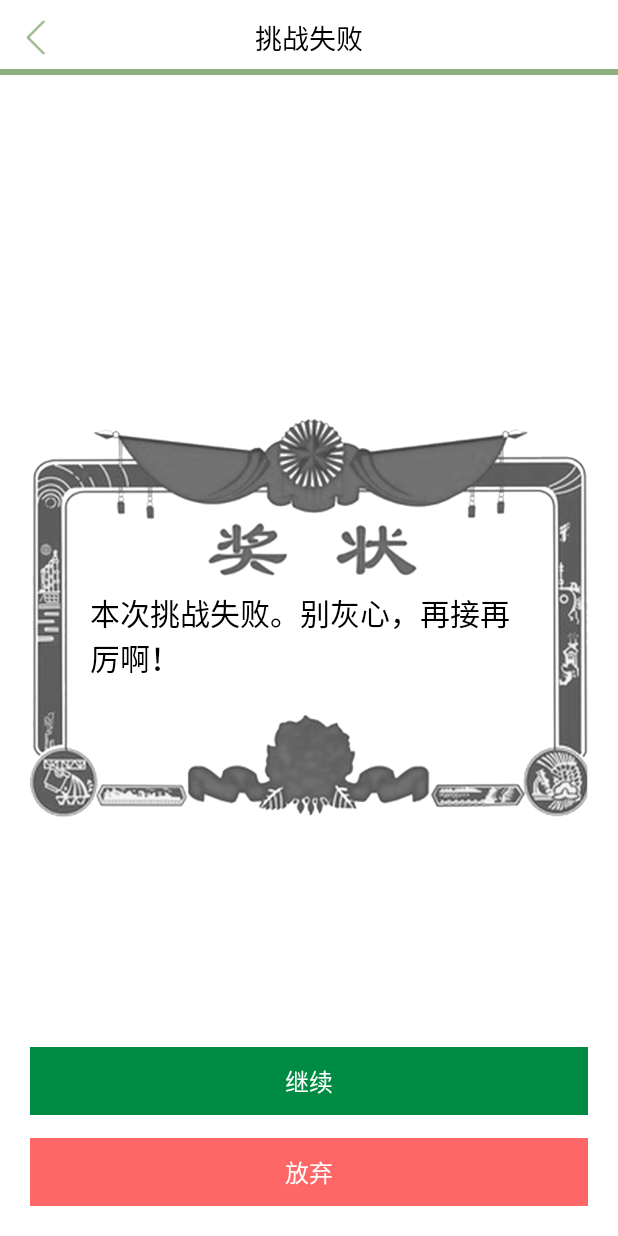
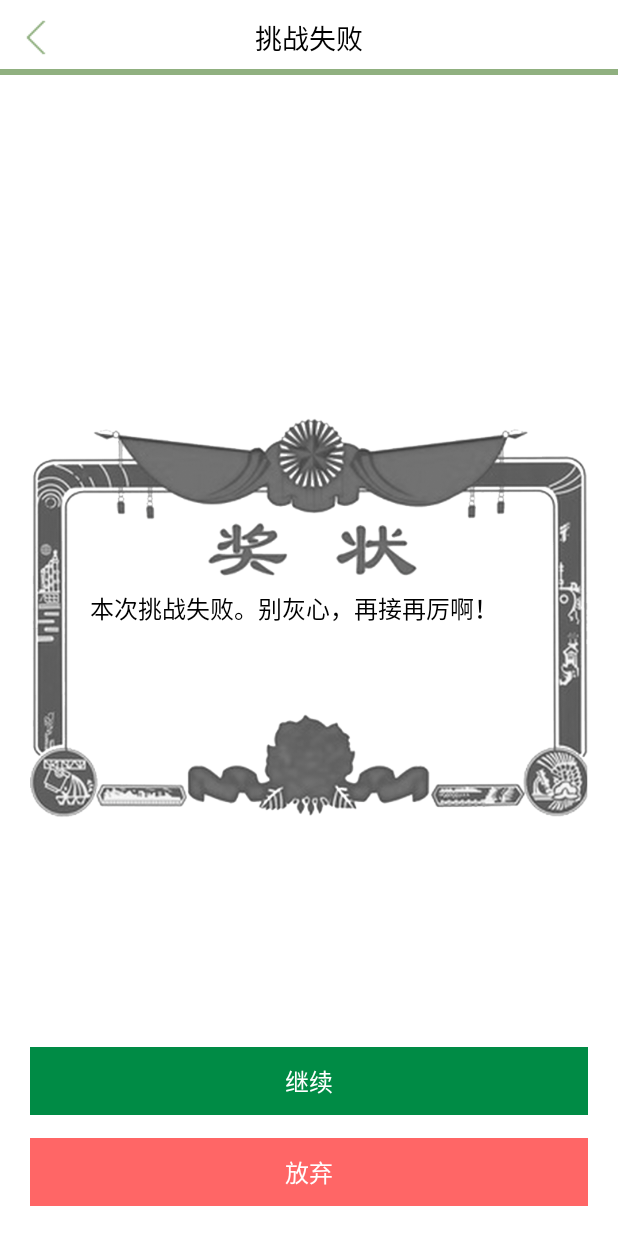
Before and after one commit to o0starshine0o/ReciteWithGame, an Android app: the ResultLoseActivity screen opened directly, with no data from a screen before it, on a phone screen of 412 x 824 dp. Run offline under Robolectric (Android 15) with nearby library versions, the phone set to English and light mode, and no system bars.

Commit message:
修改背景图，修改成功界面&失败界面字体大小

```diff
--- a/app/src/main/res/layout/activity_result_lose.xml
+++ b/app/src/main/res/layout/activity_result_lose.xml
@@ -27,9 +27,9 @@
             android:layout_marginLeft="60dp"
             android:layout_marginRight="60dp"
             android:layout_marginTop="150dp"
-            android:text="@string/win_tip"
+            android:text="@string/lose_tip"
             android:id="@+id/tv_win_tip"
-            android:textSize="@dimen/ts_bigger"
+            android:textSize="@dimen/ts_normal"
             android:textColor="@color/black" />
 
     </RelativeLayout>
--- a/app/src/main/res/layout/activity_result_win.xml
+++ b/app/src/main/res/layout/activity_result_win.xml
@@ -28,7 +28,7 @@
             android:layout_marginTop="150dp"
             android:text="@string/win_tip"
             android:id="@+id/tv_win_tip"
-            android:textSize="@dimen/ts_bigger"
+            android:textSize="@dimen/ts_normal"
             android:textColor="@color/black" />
 
     </RelativeLayout>
```
Also changed, not shown: app/src/main/res/drawable-mdpi/bg_game_sys_1.png, app/src/main/res/drawable-mdpi/bg_game_sys_10.png, app/src/main/res/drawable-mdpi/bg_game_sys_11.png, app/src/main/res/drawable-mdpi/bg_game_sys_12.png, app/src/main/res/drawable-mdpi/bg_game_sys_2.png, app/src/main/res/drawable-mdpi/bg_game_sys_3.png, app/src/main/res/drawable-mdpi/bg_game_sys_4.png, app/src/main/res/drawable-mdpi/bg_game_sys_5.png, app/src/main/res/drawable-mdpi/bg_game_sys_6.png, app/src/main/res/drawable-mdpi/bg_game_sys_7.png, app/src/main/res/drawable-mdpi/bg_game_sys_8.png, app/src/main/res/drawable-mdpi/bg_game_sys_9.png, 2 other files.
